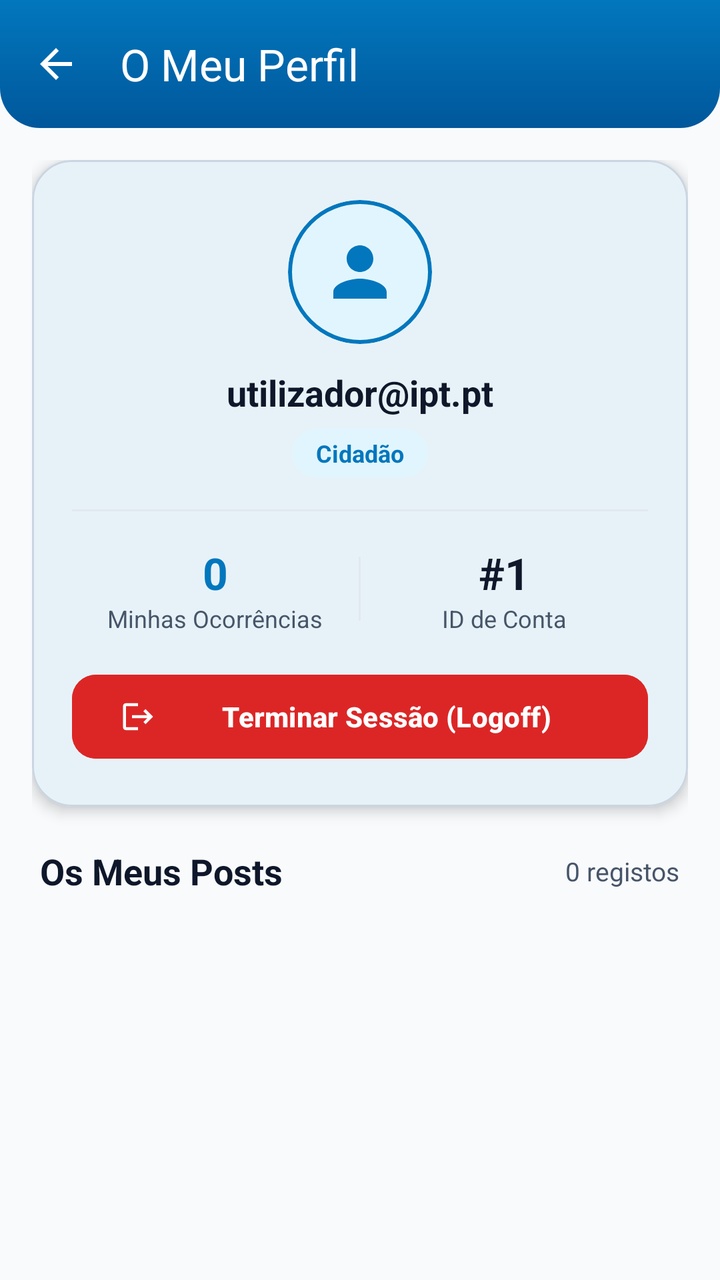
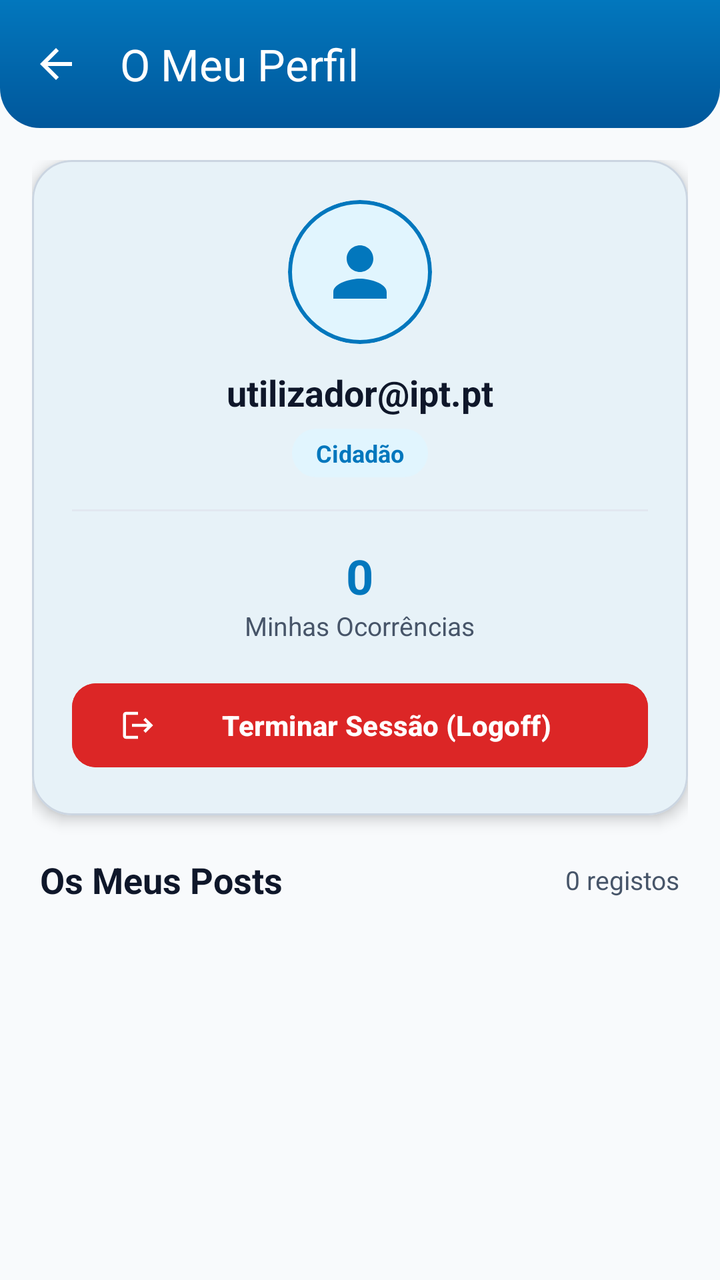

Screens rendered from an Android XML layout before and after an edit, with the pre-edit source and the edit as a unified diff.
<!-- AndroidManifest.xml: application theme Theme.UrbanAudit -->
<!-- res/layout/activity_perfil.xml -->
<?xml version="1.0" encoding="utf-8"?>
<androidx.coordinatorlayout.widget.CoordinatorLayout xmlns:android="http://schemas.android.com/apk/res/android"
    xmlns:app="http://schemas.android.com/apk/res-auto"
    android:layout_width="match_parent"
    android:layout_height="match_parent"
    android:background="@color/background_light">

    
    <com.google.android.material.appbar.AppBarLayout
        android:layout_width="match_parent"
        android:layout_height="wrap_content"
        android:fitsSystemWindows="true"
        android:background="@drawable/bg_toolbar_gradient">

        <com.google.android.material.appbar.MaterialToolbar
            android:id="@+id/toolbarPerfil"
            android:layout_width="match_parent"
            android:layout_height="?attr/actionBarSize"
            app:title="O Meu Perfil"
            app:titleTextColor="@color/white"
            app:navigationIcon="@drawable/ic_arrow_back"
            app:navigationIconTint="@color/white" />

    </com.google.android.material.appbar.AppBarLayout>

    <androidx.core.widget.NestedScrollView
        android:layout_width="match_parent"
        android:layout_height="match_parent"
        android:fillViewport="true"
        app:layout_behavior="@string/appbar_scrolling_view_behavior">

        <LinearLayout
            android:layout_width="match_parent"
            android:layout_height="wrap_content"
            android:orientation="vertical"
            android:padding="16dp">

            
            <com.google.android.material.card.MaterialCardView
                android:layout_width="match_parent"
                android:layout_height="wrap_content"
                app:cardCornerRadius="20dp"
                app:cardElevation="4dp"
                app:strokeWidth="1dp"
                app:strokeColor="@color/card_stroke"
                app:cardBackgroundColor="@color/surface_card"
                android:layout_marginBottom="20dp">

                <LinearLayout
                    android:layout_width="match_parent"
                    android:layout_height="wrap_content"
                    android:orientation="vertical"
                    android:padding="20dp"
                    android:gravity="center_horizontal">

                    
                    <com.google.android.material.card.MaterialCardView
                        android:layout_width="72dp"
                        android:layout_height="72dp"
                        app:cardCornerRadius="36dp"
                        app:cardElevation="0dp"
                        app:cardBackgroundColor="#E1F5FE"
                        app:strokeWidth="2dp"
                        app:strokeColor="@color/primary"
                        android:layout_marginBottom="12dp">

                        <ImageView
                            android:layout_width="40dp"
                            android:layout_height="40dp"
                            android:layout_gravity="center"
                            android:src="@drawable/ic_person"
                            app:tint="@color/primary"
                            android:contentDescription="Avatar" />
                    </com.google.android.material.card.MaterialCardView>

                    
                    <TextView
                        android:id="@+id/tvPerfilEmail"
                        android:layout_width="wrap_content"
                        android:layout_height="wrap_content"
                        android:text="utilizador@ipt.pt"
                        android:textSize="18sp"
                        android:textStyle="bold"
                        android:textColor="@color/text_primary" />

                    
                    <TextView
                        android:id="@+id/tvPerfilRole"
                        android:layout_width="wrap_content"
                        android:layout_height="wrap_content"
                        android:text="Cidadão"
                        android:textSize="12sp"
                        android:textStyle="bold"
                        android:textColor="@color/primary"
                        android:background="@drawable/bg_category_badge"
                        android:paddingHorizontal="12dp"
                        android:paddingVertical="4dp"
                        android:layout_marginTop="6dp" />

                    
                    <View
                        android:layout_width="match_parent"
                        android:layout_height="1dp"
                        android:background="@color/divider"
                        android:layout_marginVertical="16dp" />

                    
                    <LinearLayout
                        android:layout_width="match_parent"
                        android:layout_height="wrap_content"
                        android:orientation="horizontal"
                        android:gravity="center"
                        android:layout_marginBottom="16dp">

                        
                        <LinearLayout
                            android:layout_width="0dp"
                            android:layout_height="wrap_content"
                            android:layout_weight="1"
                            android:orientation="vertical"
                            android:gravity="center">

                            <TextView
                                android:id="@+id/tvTotalMinhasOcorrencias"
                                android:layout_width="wrap_content"
                                android:layout_height="wrap_content"
                                android:text="0"
                                android:textSize="22sp"
                                android:textStyle="bold"
                                android:textColor="@color/primary" />

                            <TextView
                                android:layout_width="wrap_content"
                                android:layout_height="wrap_content"
                                android:text="Minhas Ocorrências"
                                android:textSize="12sp"
                                android:textColor="@color/text_secondary" />
                        </LinearLayout>

                        
                        <View
                            android:layout_width="1dp"
                            android:layout_height="32dp"
                            android:background="@color/divider" />

                        
                        <LinearLayout
                            android:layout_width="0dp"
                            android:layout_height="wrap_content"
                            android:layout_weight="1"
                            android:orientation="vertical"
                            android:gravity="center">

                            <TextView
                                android:id="@+id/tvPerfilUserId"
                                android:layout_width="wrap_content"
                                android:layout_height="wrap_content"
                                android:text="#1"
                                android:textSize="22sp"
                                android:textStyle="bold"
                                android:textColor="@color/text_primary" />

                            <TextView
                                android:layout_width="wrap_content"
                                android:layout_height="wrap_content"
                                android:text="ID de Conta"
                                android:textSize="12sp"
                                android:textColor="@color/text_secondary" />
                        </LinearLayout>

                    </LinearLayout>

                    
                    <com.google.android.material.button.MaterialButton
                        android:id="@+id/btnLogoff"
                        android:layout_width="match_parent"
                        android:layout_height="50dp"
                        android:text="Terminar Sessão (Logoff)"
                        android:textSize="14sp"
                        android:textStyle="bold"
                        android:textColor="@color/white"
                        app:icon="@drawable/ic_logout"
                        app:iconTint="@color/white"
                        app:iconSize="18dp"
                        app:cornerRadius="12dp"
                        android:backgroundTint="@color/red_error"
                        app:elevation="2dp" />

                </LinearLayout>
            </com.google.android.material.card.MaterialCardView>

            
            <LinearLayout
                android:layout_width="match_parent"
                android:layout_height="wrap_content"
                android:orientation="horizontal"
                android:gravity="center_vertical"
                android:layout_marginBottom="12dp"
                android:paddingHorizontal="4dp">

                <TextView
                    android:layout_width="0dp"
                    android:layout_height="wrap_content"
                    android:layout_weight="1"
                    android:text="Os Meus Posts"
                    android:textSize="18sp"
                    android:textStyle="bold"
                    android:textColor="@color/text_primary" />

                <TextView
                    android:id="@+id/tvSubtituloMinhas"
                    android:layout_width="wrap_content"
                    android:layout_height="wrap_content"
                    android:text="0 registos"
                    android:textSize="13sp"
                    android:textColor="@color/text_secondary" />
            </LinearLayout>

            
            <androidx.recyclerview.widget.RecyclerView
                android:id="@+id/rvMinhasOcorrencias"
                android:layout_width="match_parent"
                android:layout_height="wrap_content"
                android:nestedScrollingEnabled="false"
                android:clipToPadding="false" />

            
            <LinearLayout
                android:id="@+id/layoutMinhasVazio"
                android:layout_width="match_parent"
                android:layout_height="wrap_content"
                android:orientation="vertical"
                android:gravity="center"
                android:padding="32dp"
                android:visibility="gone">

                <ImageView
                    android:layout_width="80dp"
                    android:layout_height="80dp"
                    android:src="@drawable/ic_empty_box"
                    app:tint="@color/text_hint"
                    android:contentDescription="Sem publicações"
                    android:layout_marginBottom="12dp" />

                <TextView
                    android:layout_width="wrap_content"
                    android:layout_height="wrap_content"
                    android:text="Ainda não tem ocorrências publicadas"
                    android:textSize="16sp"
                    android:textStyle="bold"
                    android:textColor="@color/text_primary" />

                <TextView
                    android:layout_width="wrap_content"
                    android:layout_height="wrap_content"
                    android:text="As ocorrências que registar com a câmara e GPS aparecerão aqui no seu histórico."
                    android:textSize="13sp"
                    android:textColor="@color/text_secondary"
                    android:textAlignment="center"
                    android:layout_marginTop="6dp" />
            </LinearLayout>

        </LinearLayout>
    </androidx.core.widget.NestedScrollView>

</androidx.coordinatorlayout.widget.CoordinatorLayout>
<!-- resources referenced by this layout -->
<resources>
  <color name="background_light">#F8FAFC</color>
  <color name="card_stroke">#CBD5E1</color>
  <color name="divider">#E2E8F0</color>
  <color name="primary">#0277BD</color>
  <color name="red_error">#DC2626</color>
  <color name="surface_card">#FFFFFF</color>
  <color name="text_hint">#94A3B8</color>
  <color name="text_primary">#0F172A</color>
  <color name="text_secondary">#475569</color>
  <color name="white">#FFFFFFFF</color>
  <!-- drawable bg_category_badge (drawable) -->
  ﻿<?xml version="1.0" encoding="utf-8"?>
  <shape xmlns:android="http://schemas.android.com/apk/res/android"
      android:shape="rectangle">
      <corners android:radius="20dp" />
      <solid android:color="@color/primary_container" />
      <padding
          android:left="10dp"
          android:top="3dp"
          android:right="10dp"
          android:bottom="3dp" />
  </shape>
  <!-- drawable bg_toolbar_gradient (drawable) -->
  ﻿<?xml version="1.0" encoding="utf-8"?>
  <shape xmlns:android="http://schemas.android.com/apk/res/android"
      android:shape="rectangle">
      <gradient
          android:type="linear"
          android:startColor="#0277BD"
          android:endColor="#01579B"
          android:angle="270" />
      <corners
          android:bottomLeftRadius="20dp"
          android:bottomRightRadius="20dp" />
  </shape>
  <!-- drawable ic_arrow_back (drawable) -->
  <vector xmlns:android="http://schemas.android.com/apk/res/android"
      android:width="24dp"
      android:height="24dp"
      android:viewportWidth="24"
      android:viewportHeight="24">
      <path
          android:fillColor="#FFFFFFFF"
          android:pathData="M20,11H7.83l5.59,-5.59L12,4l-8,8 8,8 1.41,-1.41L7.83,13H20v-2z" />
  </vector>
  <!-- drawable ic_empty_box (drawable) -->
  <vector xmlns:android="http://schemas.android.com/apk/res/android"
      android:width="64dp"
      android:height="64dp"
      android:viewportWidth="24"
      android:viewportHeight="24">
      <path
          android:fillColor="#FF8D949B"
          android:pathData="M19,3H5c-1.1,0 -2,0.9 -2,2v14c0,1.1 0.9,2 2,2h14c1.1,0 2,-0.9 2,-2V5c0,-1.1 -0.9,-2 -2,-2zm0,16H5V5h14v14zm-4,-7H9c-0.55,0 -1,-0.45 -1,-1s0.45,-1 1,-1h6c0.55,0 1,0.45 1,1s-0.45,1 -1,1z" />
  </vector>
  <!-- drawable ic_logout (drawable) -->
  <vector xmlns:android="http://schemas.android.com/apk/res/android"
      android:width="24dp"
      android:height="24dp"
      android:viewportWidth="24"
      android:viewportHeight="24">
      <path
          android:fillColor="#FFFFFFFF"
          android:pathData="M17,7l-1.41,1.41L18.17,11H8v2h10.17l-2.58,2.58L17,17l5,-5zM4,5h8V3H4c-1.1,0 -2,0.9 -2,2v14c0,1.1 0.9,2 2,2h8v-2H4V5z" />
  </vector>
  <!-- drawable ic_person (drawable) -->
  <vector xmlns:android="http://schemas.android.com/apk/res/android"
      android:width="24dp"
      android:height="24dp"
      android:viewportWidth="24"
      android:viewportHeight="24">
      <path
          android:fillColor="#FF5A6065"
          android:pathData="M12,12c2.21,0 4,-1.79 4,-4s-1.79,-4 -4,-4 -4,1.79 -4,4 1.79,4 4,4zm0,2c-2.67,0 -8,1.34 -8,4v2h16v-2c0,-2.66 -5.33,-4 -8,-4z" />
  </vector>
  <style name="Theme.UrbanAudit" parent="Base.Theme.UrbanAudit" />
  <color name="primary_container">#E1F5FE</color>
  <color name="on_primary">#FFFFFF</color>
  <color name="secondary">#00897B</color>
  <color name="on_secondary">#FFFFFF</color>
  <color name="black">#FF000000</color>
  <!-- unchanged entries left out for length: 1 -->
</resources>

<!-- the commit's change to res/layout/activity_perfil.xml (unified diff, before → after) -->
@@ -114,9 +114,8 @@
 
                         
                         <LinearLayout
-                            android:layout_width="0dp"
+                            android:layout_width="wrap_content"
                             android:layout_height="wrap_content"
-                            android:layout_weight="1"
                             android:orientation="vertical"
                             android:gravity="center">
 
@@ -125,7 +124,7 @@
                                 android:layout_width="wrap_content"
                                 android:layout_height="wrap_content"
                                 android:text="0"
-                                android:textSize="22sp"
+                                android:textSize="24sp"
                                 android:textStyle="bold"
                                 android:textColor="@color/primary" />
 
@@ -133,38 +132,7 @@
                                 android:layout_width="wrap_content"
                                 android:layout_height="wrap_content"
                                 android:text="Minhas Ocorrências"
-                                android:textSize="12sp"
-                                android:textColor="@color/text_secondary" />
-                        </LinearLayout>
-
-                        
-                        <View
-                            android:layout_width="1dp"
-                            android:layout_height="32dp"
-                            android:background="@color/divider" />
-
-                        
-                        <LinearLayout
-                            android:layout_width="0dp"
-                            android:layout_height="wrap_content"
-                            android:layout_weight="1"
-                            android:orientation="vertical"
-                            android:gravity="center">
-
-                            <TextView
-                                android:id="@+id/tvPerfilUserId"
-                                android:layout_width="wrap_content"
-                                android:layout_height="wrap_content"
-                                android:text="#1"
-                                android:textSize="22sp"
-                                android:textStyle="bold"
-                                android:textColor="@color/text_primary" />
-
-                            <TextView
-                                android:layout_width="wrap_content"
-                                android:layout_height="wrap_content"
-                                android:text="ID de Conta"
-                                android:textSize="12sp"
+                                android:textSize="13sp"
                                 android:textColor="@color/text_secondary" />
                         </LinearLayout>
 
